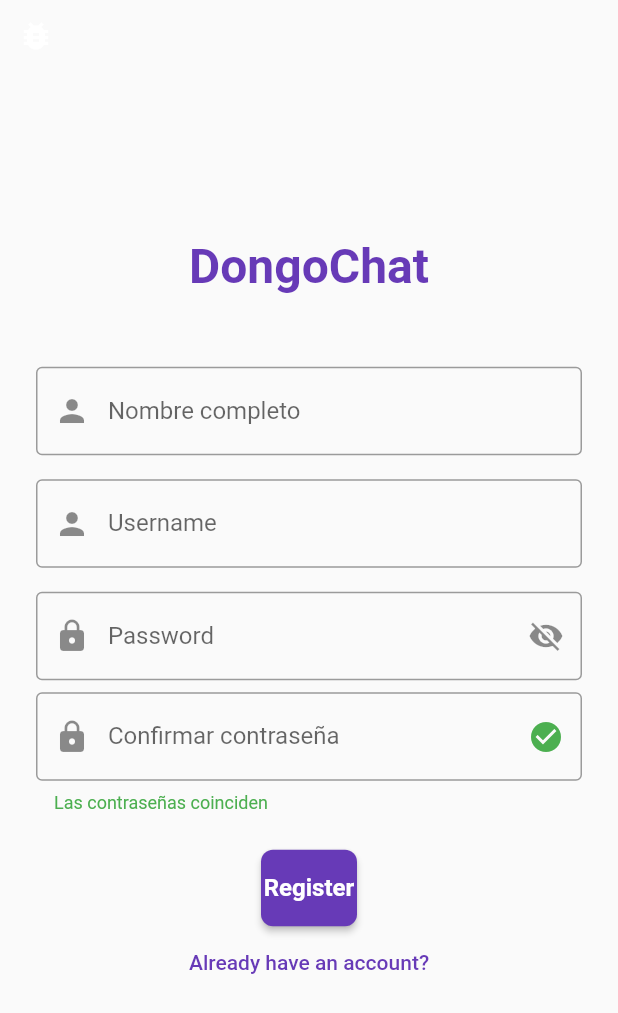
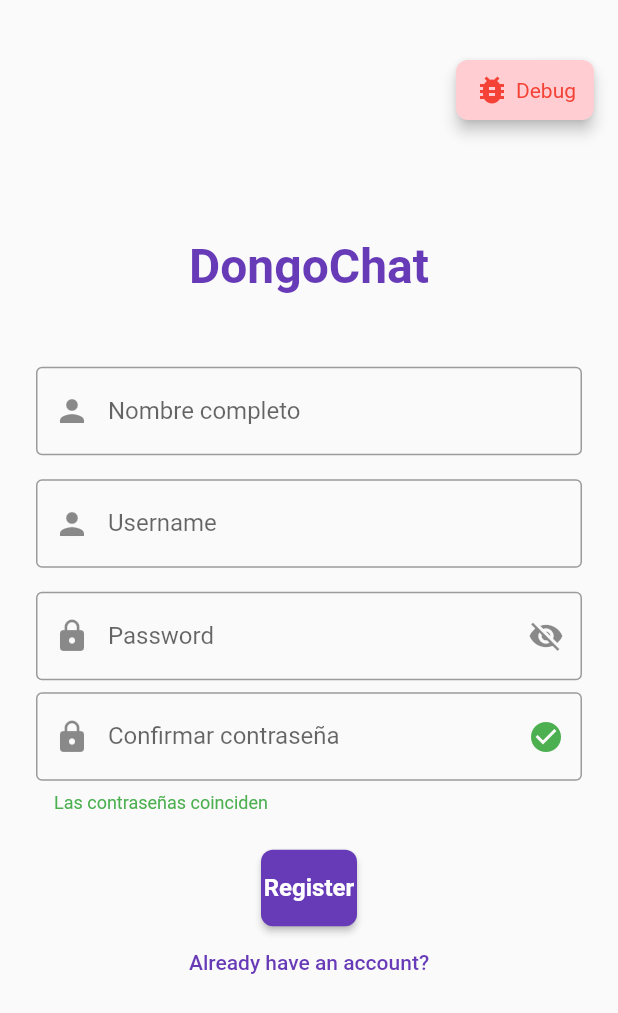
Before and after one commit to MagincyanGames/DongoChat, a Flutter app: the screen it shows after launch, after a tap on "Dont have an account?", on a phone screen of 412 x 824 dp. Shown: the top 1013 px of the screen. Run offline on Flutter 3.47's test engine with Material 3 defaults, Android fonts, the phone set to English and light mode, and no system bars; our stand-ins replace shared_preferences; missing offline and left inert: encrypt, mongo_dart; accounts and stored records are empty.

Commit message:
little fixes + regsiter debug

```diff
--- a/lib/database/database_service.dart
+++ b/lib/database/database_service.dart
@@ -7,11 +7,13 @@ import 'package:shared_preferences/shared_preferences.dart';
 class DatabaseService {
   late Db db;
   bool isConnected = false;
-  String _connectionString = 'mongodb+srv://onara:AduLHQ6icblTnfCV@onaradb.5vdzp.mongodb.net/?retryWrites=true&w=majority&appName=onaradb/DongoChat';
+  String _connectionString =
+      'mongodb+srv://onara:AduLHQ6icblTnfCV@onaradb.5vdzp.mongodb.net/?retryWrites=true&w=majority&appName=onaradb/DongoChat';
   // String _connectionString = 'mongodb://play.onara.top:27017/WeLearning';
   Timer? _keepAliveTimer;
 
-  static const String _serverKey = 'selected_server'; // Key for SharedPreferences
+  static const String _serverKey =
+      'selected_server'; // Key for SharedPreferences
 
   String get connectionString => _connectionString;
 
@@ -23,6 +25,11 @@ class DatabaseService {
   Future<bool> loadSelectedServer() async {
     final prefs = await SharedPreferences.getInstance();
     return prefs.getBool(_serverKey) ?? true; // Default to local server
+  }
+  Future<bool> connectToPreferences() async {
+    return await connectToDatabase(await loadSelectedServer()
+        ? 'mongodb://play.onara.top:27017/DongoChat'
+        : 'mongodb://play.onara.top:27017/DongoChat');
   }
 
   Future<bool> connectToDatabase([String? customUrl]) async {
--- a/lib/main.dart
+++ b/lib/main.dart
@@ -11,7 +11,7 @@ import 'package:provider/provider.dart';
 import 'package:shared_preferences/shared_preferences.dart';
 
 // Definición centralizada de la versión de la app
-const String appVersion = '0.5.0';
+const String appVersion = '0.5.2';
 
 final databaseService = DatabaseService();
 final navigatorKey = GlobalKey<NavigatorState>();
@@ -42,12 +42,7 @@ void main() async {
   // print('Permisos de notificación: ${settings.authorizationStatus}');
 
   // Cargar el servidor seleccionado
-  final isUsingLocal = await databaseService.loadSelectedServer();
-  final connectionString = isUsingLocal
-      ? 'mongodb://play.onara.top:27017/WeLearning'
-      : 'mongodb+srv://onara:AduLHQ6icblTnfCV@onaradb.5vdzp.mongodb.net/?retryWrites=true&w=majority&appName=onaradb/DongoChat';
-
-  final isConnected = await databaseService.connectToDatabase(connectionString);
+  final isConnected = await databaseService.connectToPreferences();
   print(
     isConnected
         ? 'Conexión a la base de datos exitosa'
--- a/lib/screens/debug/debug_screen.dart
+++ b/lib/screens/debug/debug_screen.dart
@@ -26,7 +26,7 @@ class _DebugScreenState extends State<DebugScreen> {
   bool _isLoading = false;
 
   final String _localConnectionString =
-      'mongodb://play.onara.top:27017/WeLearning';
+      'mongodb://play.onara.top:27017/DongoChat';
   final String _onlineConnectionString =
       'mongodb+srv://onara:AduLHQ6icblTnfCV@onaradb.5vdzp.mongodb.net/?retryWrites=true&w=majority&appName=onaradb/DongoChat';
   bool _isUsingLocalConnection = true; // Track which connection is active
@@ -182,7 +182,7 @@ class _DebugScreenState extends State<DebugScreen> {
       _isUsingLocalConnection = true;
       _selectedProtocol = 'mongodb://';
       _hostController.text = 'play.onara.top:27017';
-      _databaseNameController.text = 'WeLearning';
+      _databaseNameController.text = 'DongoChat';
     });
 
     // Guardar la selección del servidor
--- a/lib/screens/register_screen.dart
+++ b/lib/screens/register_screen.dart
@@ -1,3 +1,5 @@
+import 'package:dongo_chat/main.dart';
+import 'package:dongo_chat/screens/debug/debug_screen.dart';
 import 'package:flutter/material.dart';
 import 'package:dongo_chat/screens/debug/debug_button.dart';
 import 'package:dongo_chat/widgets/app_logo.dart';
@@ -30,7 +32,37 @@ class RegisterScreen extends StatelessWidget {
             ),
           ),
         ),
-        DebugButton(),
+        Positioned(
+          top: 40,
+          right: 16,
+          child: Material(
+            elevation: 4,
+            color: Colors.red.shade100,
+            borderRadius: BorderRadius.circular(8),
+            child: InkWell(
+              borderRadius: BorderRadius.circular(8),
+              onTap: () {
+                navigatorKey.currentState?.push(
+                  MaterialPageRoute(builder: (_) => const DebugScreen()),
+                );
+              },
+              child: Container(
+                padding: const EdgeInsets.symmetric(
+                  vertical: 8,
+                  horizontal: 12,
+                ),
+                child: Row(
+                  mainAxisSize: MainAxisSize.min,
+                  children: const [
+                    Icon(Icons.bug_report, color: Colors.red),
+                    SizedBox(width: 4),
+                    Text('Debug', style: TextStyle(color: Colors.red)),
+                  ],
+                ),
+              ),
+            ),
+          ),
+        ),
       ],
     );
   }
```
Also changed, not shown: 2 other files.
